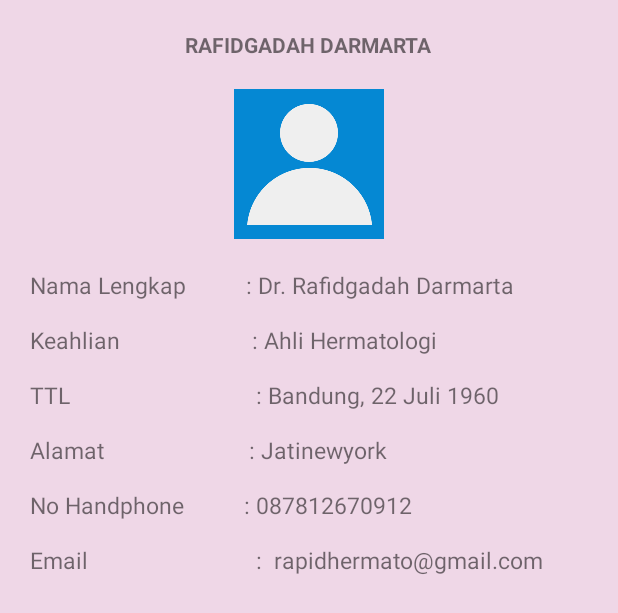
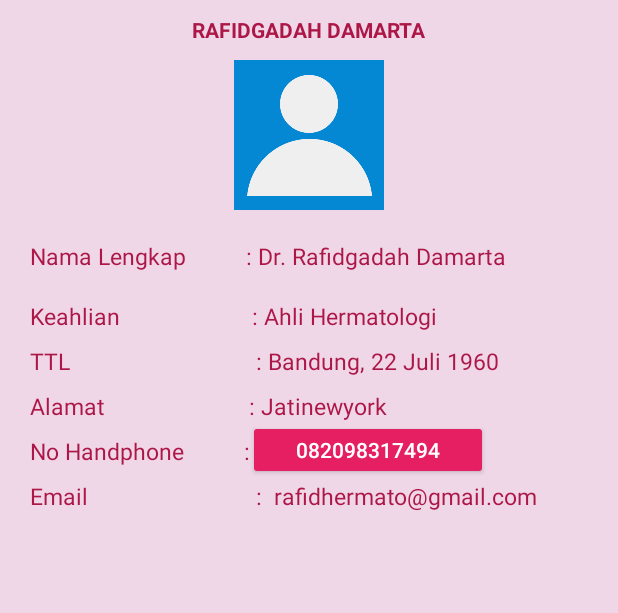
Before and after one commit to faizinahsan/JagaSehat, an Android app: the layout activity_detail_kontak_petugas2.xml on its own in the app's theme, with its tools: preview values and no code run, on a phone screen of 412 x 824 dp. Shown: the top 613 px of the screen. Run offline under Robolectric (Android 15) with nearby library versions, the light colour scheme and no system bars.

Commit message:
Ubah warna tulisan dan tombol

```diff
--- a/app/src/main/res/layout-land/activity_aku.xml
+++ b/app/src/main/res/layout-land/activity_aku.xml
@@ -25,6 +25,8 @@ tools:context="com.example.pbo.jagasehat.Aku">
     android:layout_height="wrap_content" />
 <Button
     android:text="save"
+    android:backgroundTint="@color/colorPrimary"
+    android:textColor="#ffff"
     android:id="@+id/saveText"
     android:layout_centerHorizontal="true"
     android:layout_alignParentBottom="true"
@@ -34,6 +36,8 @@ tools:context="com.example.pbo.jagasehat.Aku">
 
 <Button
     android:id="@+id/editText"
+    android:backgroundTint="@color/colorPrimary"
+    android:textColor="#ffff"
     android:layout_width="wrap_content"
     android:layout_height="wrap_content"
     android:layout_centerHorizontal="true"
--- a/app/src/main/res/layout-land/activity_aku_dan_ceritaku.xml
+++ b/app/src/main/res/layout-land/activity_aku_dan_ceritaku.xml
@@ -25,6 +25,8 @@
         android:layout_height="wrap_content" />
     <Button
         android:text="save"
+        android:backgroundTint="@color/colorPrimary"
+        android:textColor="#ffff"
         android:id="@+id/saveText"
         android:layout_centerHorizontal="true"
         android:layout_alignParentBottom="true"
@@ -34,6 +36,8 @@
 
     <Button
         android:id="@+id/editText"
+        android:backgroundTint="@color/colorPrimary"
+        android:textColor="#ffff"
         android:layout_width="wrap_content"
         android:layout_height="wrap_content"
         android:layout_centerHorizontal="true"
--- a/app/src/main/res/layout-land/activity_harapan_dan_cita.xml
+++ b/app/src/main/res/layout-land/activity_harapan_dan_cita.xml
@@ -27,6 +27,8 @@ tools:context="com.example.pbo.jagasehat.HarapanDanCita">
 <Button
     android:text="save"
     android:id="@+id/saveText"
+    android:backgroundTint="@color/colorPrimary"
+    android:textColor="#ffff"
     android:layout_centerHorizontal="true"
     android:layout_alignParentBottom="true"
     android:layout_marginBottom="30dp"
@@ -35,6 +37,8 @@ tools:context="com.example.pbo.jagasehat.HarapanDanCita">
 
 <Button
     android:id="@+id/editText"
+    android:backgroundTint="@color/colorPrimary"
+    android:textColor="#ffff"
     android:layout_width="wrap_content"
     android:layout_height="wrap_content"
     android:layout_centerHorizontal="true"
--- a/app/src/main/res/layout-land/activity_kelebihan.xml
+++ b/app/src/main/res/layout-land/activity_kelebihan.xml
@@ -26,6 +26,8 @@ tools:context="com.example.pbo.jagasehat.Kelebihan">
     android:layout_height="wrap_content" />
 <Button
     android:text="save"
+    android:backgroundTint="@color/colorPrimary"
+    android:textColor="#ffff"
     android:id="@+id/saveText"
     android:layout_centerHorizontal="true"
     android:layout_alignParentBottom="true"
@@ -35,6 +37,8 @@ tools:context="com.example.pbo.jagasehat.Kelebihan">
 
 <Button
     android:id="@+id/editText"
+    android:backgroundTint="@color/colorPrimary"
+    android:textColor="#ffff"
     android:layout_width="wrap_content"
     android:layout_height="wrap_content"
     android:layout_centerHorizontal="true"
--- a/app/src/main/res/layout/activity_aku.xml
+++ b/app/src/main/res/layout/activity_aku.xml
@@ -26,6 +26,8 @@ tools:context="com.example.pbo.jagasehat.Aku">
 <Button
     android:text="save"
     android:id="@+id/saveText"
+    android:backgroundTint="@color/colorPrimary"
+    android:textColor="#ffff"
     android:layout_centerHorizontal="true"
     android:layout_alignParentBottom="true"
     android:layout_marginBottom="30dp"
@@ -34,6 +36,8 @@ tools:context="com.example.pbo.jagasehat.Aku">
 
 <Button
     android:id="@+id/editText"
+    android:backgroundTint="@color/colorPrimary"
+    android:textColor="#ffff"
     android:layout_width="wrap_content"
     android:layout_height="wrap_content"
     android:layout_centerHorizontal="true"
--- a/app/src/main/res/layout/activity_aku_dan_ceritaku.xml
+++ b/app/src/main/res/layout/activity_aku_dan_ceritaku.xml
@@ -26,6 +26,8 @@
     <Button
         android:text="save"
         android:id="@+id/saveText"
+        android:backgroundTint="@color/colorPrimary"
+        android:textColor="#ffff"
         android:layout_centerHorizontal="true"
         android:layout_alignParentBottom="true"
         android:layout_marginBottom="30dp"
@@ -34,6 +36,8 @@
 
     <Button
         android:id="@+id/editText"
+        android:backgroundTint="@color/colorPrimary"
+        android:textColor="#ffff"
         android:layout_width="wrap_content"
         android:layout_height="wrap_content"
         android:layout_centerHorizontal="true"
--- a/app/src/main/res/layout/activity_detail_kontak_petugas2.xml
+++ b/app/src/main/res/layout/activity_detail_kontak_petugas2.xml
@@ -8,7 +8,7 @@
     tools:context=".detail_kontak_petugas">
 
 
-    <LinearLayout
+    <RelativeLayout
         android:layout_width="match_parent"
         android:layout_height="match_parent"
         android:orientation="vertical">
@@ -16,69 +16,94 @@
         <TextView
             android:layout_width="wrap_content"
             android:layout_height="wrap_content"
+            android:layout_alignParentTop="true"
+            android:layout_centerHorizontal="true"
             android:layout_gravity="center_horizontal"
-            android:layout_marginTop="20dp"
+            android:layout_marginTop="10dp"
+            android:text="RAFIDGADAH DAMARTA"
             android:textStyle="bold"
-            android:text="RAFIDGADAH DARMARTA" />
+            android:textColor="@color/colorPrimaryDark"/>
 
         <ImageView
             android:layout_width="100dp"
             android:layout_height="100dp"
+            android:layout_alignParentTop="true"
+            android:layout_centerHorizontal="true"
             android:layout_gravity="center"
-            android:layout_marginTop="20dp"
+            android:layout_marginTop="40dp"
             android:src="@drawable/kontak" />
 
 
         <TextView
             android:layout_width="wrap_content"
             android:layout_height="wrap_content"
-            android:layout_marginTop="20dp"
             android:layout_marginLeft="20dp"
-            android:text="Nama Lengkap          : Dr. Rafidgadah Darmarta"
-            android:textSize="15dp" />
+            android:layout_alignParentTop="true"
+            android:layout_marginTop="160dp"
+            android:text="Nama Lengkap          : Dr. Rafidgadah Damarta"
+            android:textSize="15dp"
+            android:textColor="@color/colorPrimaryDark"/>
 
         <TextView
             android:layout_width="wrap_content"
             android:layout_height="wrap_content"
-            android:layout_marginTop="15dp"
             android:layout_marginLeft="20dp"
+            android:layout_marginTop="200dp"
             android:text="Keahlian                      : Ahli Hermatologi"
-            android:textSize="15dp" />
+            android:textSize="15dp"
+            android:textColor="@color/colorPrimaryDark"/>
 
         <TextView
             android:layout_width="wrap_content"
             android:layout_height="wrap_content"
-            android:layout_marginTop="15dp"
             android:layout_marginLeft="20dp"
+            android:layout_alignParentTop="true"
+            android:layout_marginTop="230dp"
             android:text="TTL                               : Bandung, 22 Juli 1960"
-            android:textSize="15dp" />
+            android:textSize="15dp"
+            android:textColor="@color/colorPrimaryDark"/>
 
         <TextView
             android:layout_width="wrap_content"
             android:layout_height="wrap_content"
-            android:layout_marginTop="15dp"
             android:layout_marginLeft="20dp"
+            android:layout_alignParentTop="true"
+            android:layout_marginTop="260dp"
             android:text="Alamat                        : Jatinewyork"
-            android:textSize="15dp" />
+            android:textSize="15dp"
+            android:textColor="@color/colorPrimaryDark"/>
+
+        <Button
+            android:id="@+id/button"
+            android:layout_width="160dp"
+            android:layout_height="40dp"
+            android:layout_marginLeft="165dp"
+            android:layout_marginTop="280dp"
+            android:backgroundTint="@color/colorPrimary"
+            android:textColor="#ffff"
+            android:text="082098317494"
+            android:onClick="clickCall"/>
 
         <TextView
             android:layout_width="wrap_content"
             android:layout_height="wrap_content"
-            android:layout_marginTop="15dp"
             android:layout_marginLeft="20dp"
-            android:text="No Handphone          : 087812670912"
-            android:textSize="15dp" />
+            android:layout_marginTop="290dp"
+            android:text="No Handphone          : "
+            android:textSize="15dp"
+            android:textColor="@color/colorPrimaryDark"/>
 
         <TextView
             android:layout_width="wrap_content"
             android:layout_height="wrap_content"
-            android:layout_marginTop="15dp"
             android:layout_marginLeft="20dp"
-            android:text="Email                            :  rapidhermato@gmail.com"
-            android:textSize="15dp" />
+            android:layout_marginTop="320dp"
+            android:text="Email                            :  rafidhermato@gmail.com"
+            android:textSize="15dp"
+            android:textColor="@color/colorPrimaryDark"/>
 
 
-    </LinearLayout>
+    </RelativeLayout>
 
 
 </LinearLayout>
--- a/app/src/main/res/layout/activity_harapan_dan_cita.xml
+++ b/app/src/main/res/layout/activity_harapan_dan_cita.xml
@@ -27,6 +27,8 @@ tools:context="com.example.pbo.jagasehat.HarapanDanCita">
 <Button
     android:text="save"
     android:id="@+id/saveText"
+    android:backgroundTint="@color/colorPrimary"
+    android:textColor="#ffff"
     android:layout_centerHorizontal="true"
     android:layout_alignParentBottom="true"
     android:layout_marginBottom="30dp"
@@ -35,6 +37,8 @@ tools:context="com.example.pbo.jagasehat.HarapanDanCita">
 
 <Button
     android:id="@+id/editText"
+    android:backgroundTint="@color/colorPrimary"
+    android:textColor="#ffff"
     android:layout_width="wrap_content"
     android:layout_height="wrap_content"
     android:layout_centerHorizontal="true"
--- a/app/src/main/res/layout/activity_kelebihan.xml
+++ b/app/src/main/res/layout/activity_kelebihan.xml
@@ -27,6 +27,8 @@ tools:context="com.example.pbo.jagasehat.Kelebihan">
 <Button
     android:text="save"
     android:id="@+id/saveText"
+    android:backgroundTint="@color/colorPrimary"
+    android:textColor="#ffff"
     android:layout_centerHorizontal="true"
     android:layout_alignParentBottom="true"
     android:layout_marginBottom="30dp"
@@ -35,6 +37,8 @@ tools:context="com.example.pbo.jagasehat.Kelebihan">
 
 <Button
     android:id="@+id/editText"
+    android:backgroundTint="@color/colorPrimary"
+    android:textColor="#ffff"
     android:layout_width="wrap_content"
     android:layout_height="wrap_content"
     android:layout_centerHorizontal="true"
```
Also changed, not shown: app/src/main/res/layout/activity_detail_kontak_petugas3.xml (+45 -20 lines), app/src/main/res/layout/activity_detail_kontak_petugas4.xml (+16 -7 lines), app/src/main/res/layout/fragment_kontak_petugas.xml (+8 -0 lines).
